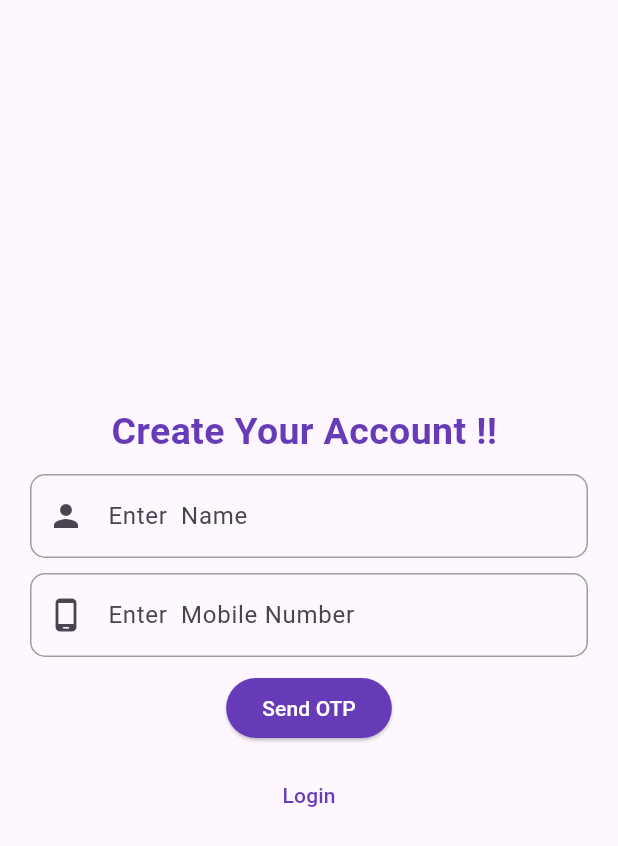
After one commit to HRIDHYAMM/ecommapp, a Flutter app: the Registerpage screen opened directly, on a phone screen of 412 x 824 dp. The commit adds this screen. Shown: the top 846 px of the screen. Run offline on Flutter 3.47's test engine with Material 3 defaults, Android fonts, the light colour scheme and no system bars; our stand-ins replace cloud_firestore, dropdown_button2, firebase_core, get; accounts and stored records are empty; network calls fail.

Commit message:
customer app ui

```diff
--- /dev/null
+++ b/lib/customerpages/registration.dart
@@ -0,0 +1,77 @@
+import 'package:flutter/material.dart';
+
+class Registerpage extends StatelessWidget {
+  const Registerpage({super.key});
+
+  @override
+  Widget build(BuildContext context) {
+    return Scaffold(
+      body: Container(
+        width: double.infinity,
+        margin: EdgeInsets.all(20),
+        child: Column(
+          mainAxisAlignment: MainAxisAlignment.center,
+          children: [
+            Text("Create Your Account !! ",style: TextStyle(
+              fontSize: 25,
+              fontWeight: FontWeight.bold,
+              color: Colors.deepPurple
+            ),),
+
+            SizedBox(
+              height: 10,
+            ),
+            TextField(
+              decoration: InputDecoration(
+                label: Text("Enter  Name"),
+                hintText: "Your Name",
+                prefixIcon: Icon(Icons.person),
+                border: OutlineInputBorder(),
+                focusedBorder: OutlineInputBorder(
+                  borderSide:BorderSide(color: Colors.grey),
+
+                ),
+                enabledBorder: OutlineInputBorder(
+                  borderSide: BorderSide(color: Colors.grey),
+                   borderRadius: BorderRadius.circular(10)
+                )
+              ),
+            ),
+             SizedBox(
+              height: 10,
+            ),
+            TextField(
+              decoration: InputDecoration(
+                label: Text("Enter  Mobile Number"),
+                hintText: "Mobile Number",
+                prefixIcon: Icon(Icons.phone_android_outlined),
+                border: OutlineInputBorder(),
+                focusedBorder: OutlineInputBorder(
+                  borderSide:BorderSide(color: Colors.grey),
+
+                ),
+                enabledBorder: OutlineInputBorder(
+                  borderSide: BorderSide(color: Colors.grey),
+                   borderRadius: BorderRadius.circular(10)
+                )
+              ),
+            ),
+            SizedBox(
+              height: 10,
+            ),
+            ElevatedButton(
+              style: ElevatedButton.styleFrom(
+                foregroundColor: Colors.white,
+                backgroundColor: Colors.deepPurple
+              ),
+              onPressed: (){}, child: Text("Send OTP")),
+              SizedBox(height: 10,),
+              TextButton(onPressed: (){}, child: Text("Login",style: TextStyle(
+                color: Colors.deepPurple
+              ),))
+          ],
+        ),
+      ),
+    );
+  }
+}
```
Also changed, not shown: lib/customer_product.dart (added, +55 -0 lines), lib/customerpages/homepage.dart (added, +81 -0 lines), lib/customerpages/loginpage.dart (added, +62 -0 lines), lib/main.dart (+45 -8 lines), lib/widget/customer_multidropdownbtn.dart (added, +103 -0 lines).
